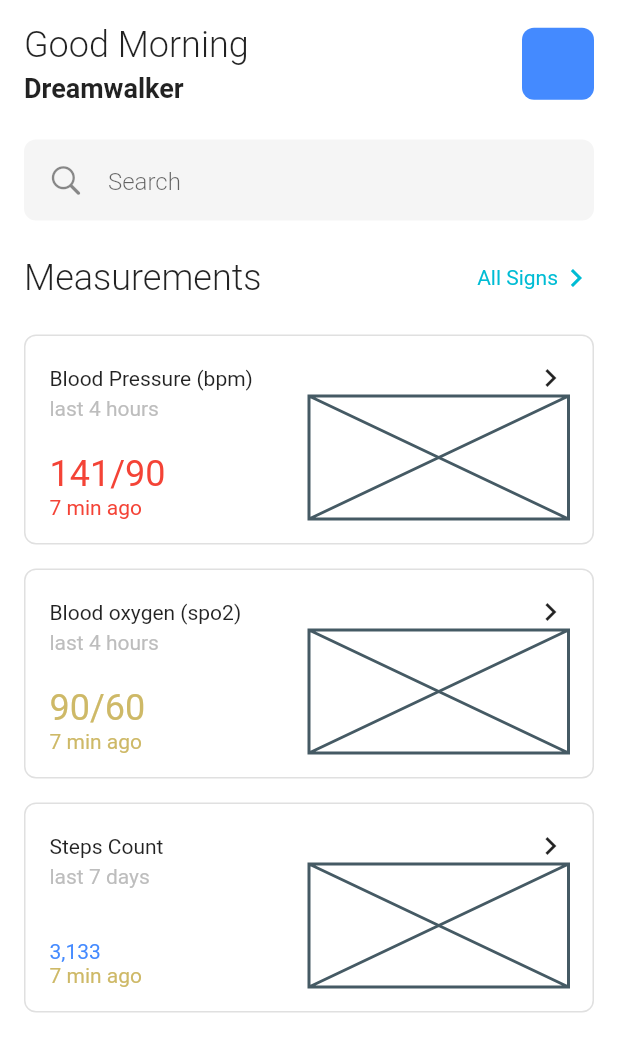
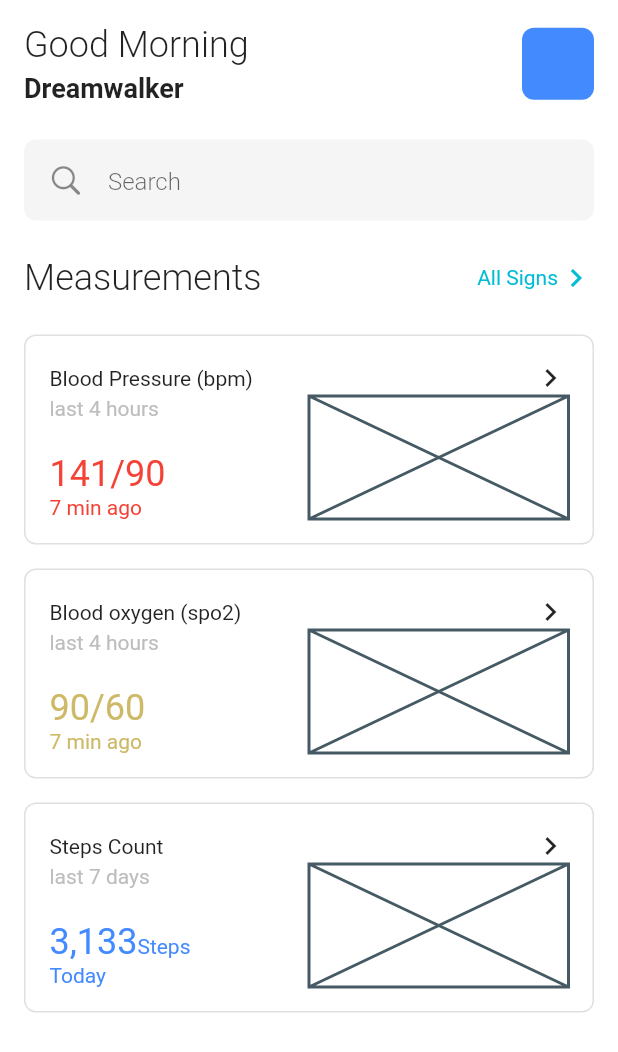
Before and after one commit to JAICHANGPARK/flutter_notebook_19th_story, a Flutter app: the screen it shows after launch, on a phone screen of 412 x 824 dp. Shown: the top 1052 px of the screen. Run offline on Flutter 3.47's test engine with Material 2 defaults, Android fonts, the phone set to English and light mode, and no system bars; our stand-ins replace cached_network_image, countup, fl_chart, flutter_riverpod, freezed_annotation, smooth_page_indicator and 1 more.

Commit message:
Update monitoring_main_page.dart

```diff
--- a/lib/ep1127_patient_monitoring_app/src/ui/monitoring_main_page.dart
+++ b/lib/ep1127_patient_monitoring_app/src/ui/monitoring_main_page.dart
@@ -262,28 +262,30 @@ class _MonitoringMainPageState extends State<MonitoringMainPage> {
                                               ),
                                             ),
                                             const Spacer(),
-                                            Text.rich(
+                                            const Text.rich(
+
                                               TextSpan(
                                                 children: [
                                                   TextSpan(
-                                                      text: "3,133",
-                                                      style: TextStyle(
-                                                        color: Colors.blueAccent,
-                                                      )),
+                                                    text: "3,133",
+                                                    style: TextStyle(
+                                                      color: Colors.blueAccent,
+                                                      fontSize: 24
+                                                    ),
+                                                  ),
+                                                  TextSpan(
+                                                    text: "Steps",
+                                                    style: TextStyle(
+                                                      color: Colors.blueAccent,
+                                                    ),
+                                                  ),
                                                 ],
                                               ),
                                             ),
-                                            // const Text(
-                                            //   "3,133",
-                                            //   style: TextStyle(
-                                            //     color: Color.fromRGBO(206, 185, 103, 1),
-                                            //     fontSize: 24,
-                                            //   ),
-                                            // ),
                                             const Text(
-                                              "7 min ago",
+                                              "Today",
                                               style: TextStyle(
-                                                color: Color.fromRGBO(206, 185, 103, 1),
+                                                color: Colors.blueAccent,
                                               ),
                                             ),
                                           ],
```
